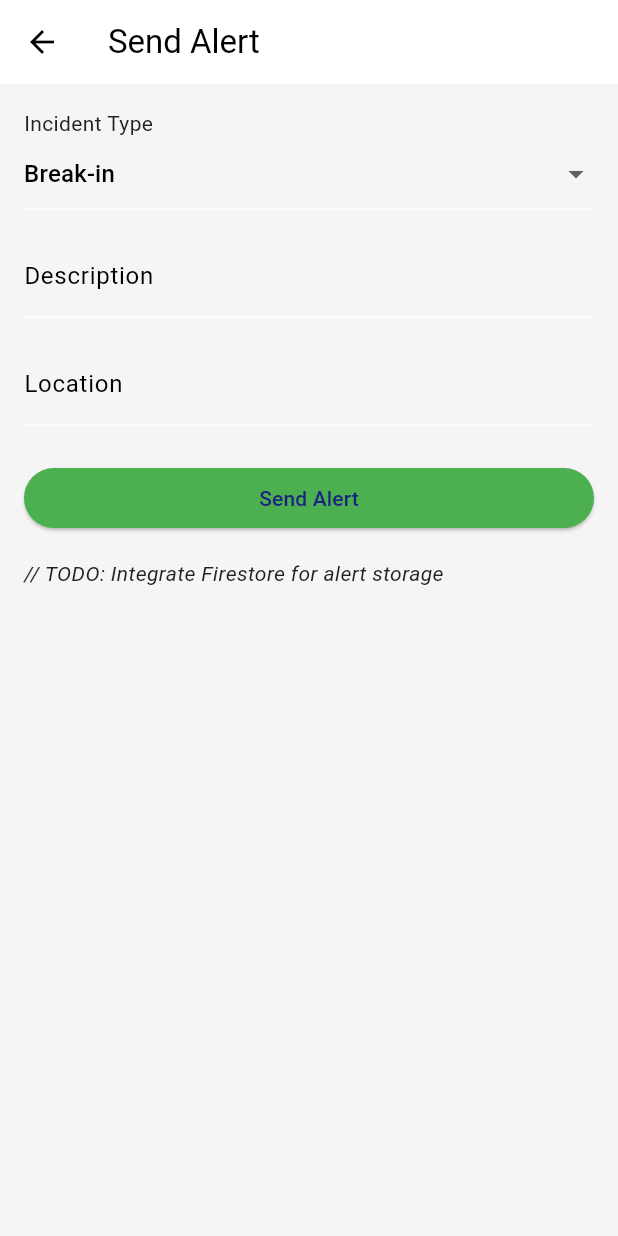
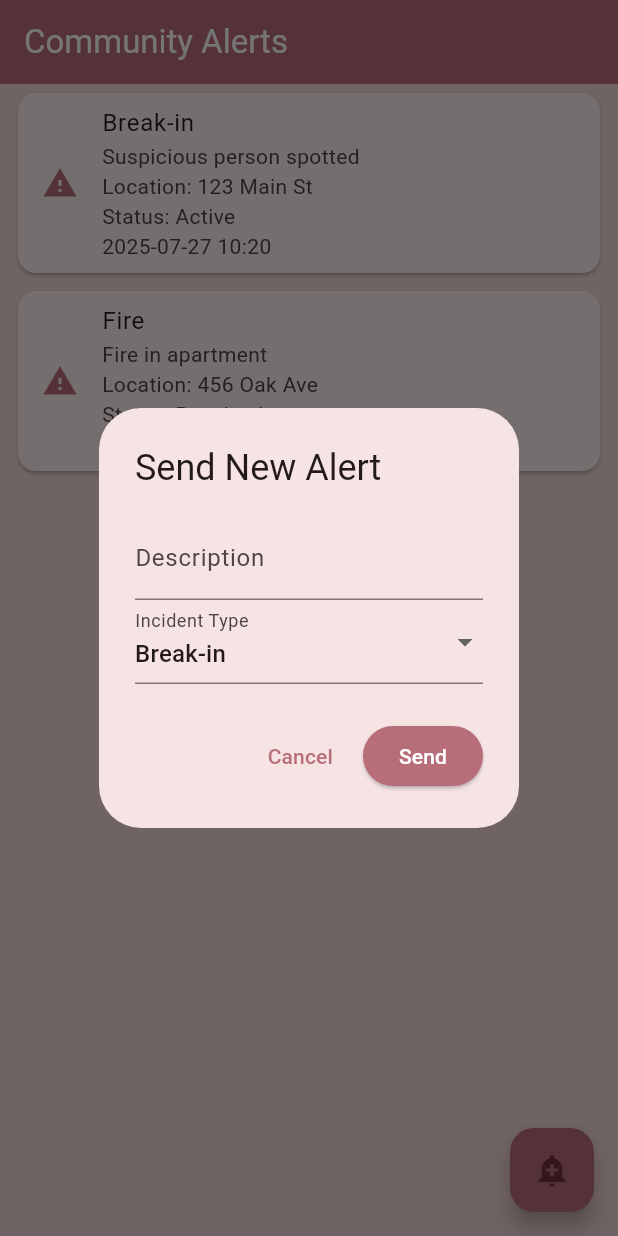
Before and after one commit to NimohK/ALERT, a Flutter app: the screen it shows after launch, after a tap on the "add alert" icon, on a phone screen of 412 x 824 dp. Run offline on Flutter 3.47's test engine with Material 3 defaults, Android fonts, the phone set to English and light mode, and no system bars.

Commit message:
Final commit

```diff
--- a/alert_app/lib/app.dart
+++ /dev/null
@@ -1,86 +0,0 @@
-import 'package:flutter/material.dart';
-import 'screens/home_screen.dart';
-import 'screens/chat_screen.dart';
-import 'screens/directory_screen.dart';
-import 'screens/contribute_screen.dart';
-import 'screens/map_screen.dart';
-
-class AlertApp extends StatefulWidget {
-  const AlertApp({Key? key}) : super(key: key);
-
-  @override
-  State<AlertApp> createState() => _AlertAppState();
-}
-
-class _AlertAppState extends State<AlertApp> {
-  int _selectedIndex = 0;
-
-  static const List<Widget> _screens = <Widget>[
-    HomeScreen(),
-    ChatScreen(),
-    DirectoryScreen(),
-    ContributeScreen(),
-    MapScreen(),
-  ];
-
-  void _onItemTapped(int index) {
-    setState(() {
-      _selectedIndex = index;
-    });
-  }
-
-  @override
-  Widget build(BuildContext context) {
-    return MaterialApp(
-      title: 'Alert App',
-      theme: ThemeData(
-        primaryColor: const Color(0xFF1A237E),
-        colorScheme: ColorScheme.fromSwatch().copyWith(
-          primary: const Color(0xFF1A237E),
-          secondary: const Color(0xFFF44336),
-          background: const Color(0xFFF5F5F5),
-        ),
-        scaffoldBackgroundColor: const Color(0xFFF5F5F5),
-        textTheme: const TextTheme(
-          bodyLarge: TextStyle(color: Color(0xFF212121)),
-          bodyMedium: TextStyle(color: Color(0xFF212121)),
-        ),
-        floatingActionButtonTheme: const FloatingActionButtonThemeData(
-          backgroundColor: Color(0xFF4CAF50),
-        ),
-      ),
-      home: Scaffold(
-        body: _screens[_selectedIndex],
-        bottomNavigationBar: BottomNavigationBar(
-          type: BottomNavigationBarType.fixed,
-          currentIndex: _selectedIndex,
-          onTap: _onItemTapped,
-          selectedItemColor: const Color(0xFF1A237E),
-          unselectedItemColor: Colors.grey,
-          items: const [
-            BottomNavigationBarItem(
-              icon: Icon(Icons.home),
-              label: 'Home',
-            ),
-            BottomNavigationBarItem(
-              icon: Icon(Icons.chat),
-              label: 'Chat',
-            ),
-            BottomNavigationBarItem(
-              icon: Icon(Icons.contacts),
-              label: 'Directory',
-            ),
-            BottomNavigationBarItem(
-              icon: Icon(Icons.volunteer_activism),
-              label: 'Contribute',
-            ),
-            BottomNavigationBarItem(
-              icon: Icon(Icons.map),
-              label: 'Map',
-            ),
-          ],
-        ),
-      ),
-    );
-  }
-}
--- a/alert_app/lib/main.dart
+++ b/alert_app/lib/main.dart
@@ -1,135 +1,190 @@
 import 'package:flutter/material.dart';
-import 'package:provider/provider.dart';
-import 'package:firebase_core/firebase_core.dart';
-import 'providers/alert_provider.dart';
-import 'app.dart';
+import 'package:intl/intl.dart';
 
-void main() async {
-  WidgetsFlutterBinding.ensureInitialized();
-  await Firebase.initializeApp();
-  runApp(
-    MultiProvider(
-      providers: [
-        ChangeNotifierProvider(create: (_) => AlertProvider()),
-      ],
-      child: const AlertApp(),
-    ),
-  );
+void main() {
+  runApp(const AlertApp());
 }
 
-class MyApp extends StatelessWidget {
-  const MyApp({super.key});
+class AlertApp extends StatelessWidget {
+  const AlertApp({super.key});
 
-  // This widget is the root of your application.
   @override
   Widget build(BuildContext context) {
     return MaterialApp(
-      title: 'Flutter Demo',
+      title: 'Alert App',
       theme: ThemeData(
-        // This is the theme of your application.
-        //
-        // TRY THIS: Try running your application with "flutter run". You'll see
-        // the application has a purple toolbar. Then, without quitting the app,
-        // try changing the seedColor in the colorScheme below to Colors.green
-        // and then invoke "hot reload" (save your changes or press the "hot
-        // reload" button in a Flutter-supported IDE, or press "r" if you used
-        // the command line to start the app).
-        //
-        // Notice that the counter didn't reset back to zero; the application
-        // state is not lost during the reload. To reset the state, use hot
-        // restart instead.
-        //
-        // This works for code too, not just values: Most code changes can be
-        // tested with just a hot reload.
-        colorScheme: ColorScheme.fromSeed(seedColor: Colors.deepPurple),
+        primaryColor: const Color(0xFFb76e79),
+        scaffoldBackgroundColor: const Color(0xFFf4d7d7),
+        colorScheme: ColorScheme.fromSeed(
+          seedColor: const Color(0xFFb76e79),
+          primary: const Color(0xFFb76e79),
+          secondary: const Color(0xFFf4d7d7),
+        ),
+        floatingActionButtonTheme: const FloatingActionButtonThemeData(
+          backgroundColor: Color(0xFFb76e79),
+        ),
+        appBarTheme: const AppBarTheme(
+          backgroundColor: Color(0xFFb76e79),
+          foregroundColor: Colors.white,
+        ),
       ),
-      home: const MyHomePage(title: 'Flutter Demo Home Page'),
+      home: const HomeScreen(),
     );
   }
 }
 
-class MyHomePage extends StatefulWidget {
-  const MyHomePage({super.key, required this.title});
+class Alert {
+  final String description;
+  final String type;
+  final DateTime timestamp;
+  final String location;
+  final String status;
 
-  // This widget is the home page of your application. It is stateful, meaning
-  // that it has a State object (defined below) that contains fields that affect
-  // how it looks.
+  Alert({
+    required this.description,
+    required this.type,
+    required this.timestamp,
+    required this.location,
+    required this.status,
+  });
+}
 
-  // This class is the configuration for the state. It holds the values (in this
-  // case the title) provided by the parent (in this case the App widget) and
-  // used by the build method of the State. Fields in a Widget subclass are
-  // always marked "final".
-
-  final String title;
+class HomeScreen extends StatefulWidget {
+  const HomeScreen({super.key});
 
   @override
-  State<MyHomePage> createState() => _MyHomePageState();
+  State<HomeScreen> createState() => _HomeScreenState();
 }
 
-class _MyHomePageState extends State<MyHomePage> {
-  int _counter = 0;
+class _HomeScreenState extends State<HomeScreen> {
+  final List<Alert> _alerts = [
+    Alert(
+      description: 'Suspicious person spotted',
+      type: 'Break-in',
+      timestamp: DateTime.now().subtract(const Duration(minutes: 10)),
+      location: '123 Main St',
+      status: 'Active',
+    ),
+    Alert(
+      description: 'Fire in apartment',
+      type: 'Fire',
+      timestamp: DateTime.now().subtract(const Duration(hours: 1)),
+      location: '456 Oak Ave',
+      status: 'Resolved',
+    ),
+  ];
 
-  void _incrementCounter() {
-    setState(() {
-      // This call to setState tells the Flutter framework that something has
-      // changed in this State, which causes it to rerun the build method below
-      // so that the display can reflect the updated values. If we changed
-      // _counter without calling setState(), then the build method would not be
-      // called again, and so nothing would appear to happen.
-      _counter++;
-    });
+  void _showNewAlertDialog() async {
+    final newAlert = await showDialog<Alert>(
+      context: context,
+      builder: (context) => NewAlertDialog(),
+    );
+    if (newAlert != null) {
+      setState(() {
+        _alerts.insert(0, newAlert);
+      });
+    }
   }
 
   @override
   Widget build(BuildContext context) {
-    // This method is rerun every time setState is called, for instance as done
-    // by the _incrementCounter method above.
-    //
-    // The Flutter framework has been optimized to make rerunning build methods
-    // fast, so that you can just rebuild anything that needs updating rather
-    // than having to individually change instances of widgets.
     return Scaffold(
       appBar: AppBar(
-        // TRY THIS: Try changing the color here to a specific color (to
-        // Colors.amber, perhaps?) and trigger a hot reload to see the AppBar
-        // change color while the other colors stay the same.
-        backgroundColor: Theme.of(context).colorScheme.inversePrimary,
-        // Here we take the value from the MyHomePage object that was created by
-        // the App.build method, and use it to set our appbar title.
-        title: Text(widget.title),
+        title: const Text('Community Alerts'),
       ),
-      body: Center(
-        // Center is a layout widget. It takes a single child and positions it
-        // in the middle of the parent.
+      body: ListView.builder(
+        itemCount: _alerts.length,
+        itemBuilder: (context, index) {
+          final alert = _alerts[index];
+          return Card(
+            margin: const EdgeInsets.symmetric(horizontal: 12, vertical: 6),
+            child: ListTile(
+              leading: Icon(Icons.warning, color: Theme.of(context).primaryColor),
+              title: Text(alert.type),
+              subtitle: Column(
+                crossAxisAlignment: CrossAxisAlignment.start,
+                children: [
+                  Text(alert.description),
+                  Text('Location: ${alert.location}'),
+                  Text('Status: ${alert.status}'),
+                  Text(DateFormat('yyyy-MM-dd HH:mm').format(alert.timestamp)),
+                ],
+              ),
+            ),
+          );
+        },
+      ),
+      floatingActionButton: FloatingActionButton(
+        onPressed: _showNewAlertDialog,
+        child: const Icon(Icons.add_alert),
+        tooltip: 'Send New Alert',
+      ),
+    );
+  }
+}
+
+class NewAlertDialog extends StatefulWidget {
+  @override
+  State<NewAlertDialog> createState() => _NewAlertDialogState();
+}
+
+class _NewAlertDialogState extends State<NewAlertDialog> {
+  final _formKey = GlobalKey<FormState>();
+  String _description = '';
+  String _type = 'Break-in';
+  final List<String> _types = ['Break-in', 'Fire', 'Domestic', 'Other'];
+
+  @override
+  Widget build(BuildContext context) {
+    return AlertDialog(
+      title: const Text('Send New Alert'),
+      content: Form(
+        key: _formKey,
         child: Column(
-          // Column is also a layout widget. It takes a list of children and
-          // arranges them vertically. By default, it sizes itself to fit its
-          // children horizontally, and tries to be as tall as its parent.
-          //
-          // Column has various properties to control how it sizes itself and
-          // how it positions its children. Here we use mainAxisAlignment to
-          // center the children vertically; the main axis here is the vertical
-          // axis because Columns are vertical (the cross axis would be
-          // horizontal).
-          //
-          // TRY THIS: Invoke "debug painting" (choose the "Toggle Debug Paint"
-          // action in the IDE, or press "p" in the console), to see the
-          // wireframe for each widget.
-          mainAxisAlignment: MainAxisAlignment.center,
-          children: <Widget>[
-            const Text('You have pushed the button this many times:'),
-            Text(
-              '$_counter',
-              style: Theme.of(context).textTheme.headlineMedium,
+          mainAxisSize: MainAxisSize.min,
+          children: [
+            TextFormField(
+              decoration: const InputDecoration(labelText: 'Description'),
+              onChanged: (val) => _description = val,
+              validator: (val) => val == null || val.isEmpty ? 'Enter a description' : null,
+            ),
+            DropdownButtonFormField<String>(
+              value: _type,
+              items: _types.map((type) => DropdownMenuItem(
+                value: type,
+                child: Text(type),
+              )).toList(),
+              onChanged: (val) => setState(() => _type = val ?? 'Break-in'),
+              decoration: const InputDecoration(labelText: 'Incident Type'),
             ),
           ],
         ),
       ),
-      floatingActionButton: FloatingActionButton(
-        onPressed: _incrementCounter,
-        tooltip: 'Increment',
-        child: const Icon(Icons.add),
-      ), // This trailing comma makes auto-formatting nicer for build methods.
+      actions: [
+        TextButton(
+          onPressed: () => Navigator.of(context).pop(),
+          child: const Text('Cancel'),
+        ),
+        ElevatedButton(
+          style: ElevatedButton.styleFrom(
+            backgroundColor: const Color(0xFFb76e79),
+            foregroundColor: Colors.white,
+          ),
+          onPressed: () {
+            if (_formKey.currentState!.validate()) {
+              final alert = Alert(
+                description: _description,
+                type: _type,
+                timestamp: DateTime.now(),
+                location: 'Current Location', // Placeholder
+                status: 'Active',
+              );
+              Navigator.of(context).pop(alert);
+            }
+          },
+          child: const Text('Send'),
+        ),
+      ],
     );
   }
 }
--- a/alert_app/lib/models/alert.dart
+++ /dev/null
@@ -1,31 +0,0 @@
-class Alert {
-  final String type;
-  final String description;
-  final String location;
-  final DateTime time;
-
-  Alert({
-    required this.type,
-    required this.description,
-    required this.location,
-    required this.time,
-  });
-
-  Map<String, dynamic> toMap() {
-    return {
-      'type': type,
-      'description': description,
-      'location': location,
-      'time': time.toIso8601String(),
-    };
-  }
-
-  factory Alert.fromMap(Map<String, dynamic> map) {
-    return Alert(
-      type: map['type'] ?? '',
-      description: map['description'] ?? '',
-      location: map['location'] ?? '',
-      time: DateTime.parse(map['time'] ?? DateTime.now().toIso8601String()),
-    );
-  }
-}
--- a/alert_app/lib/providers/alert_provider.dart
+++ /dev/null
@@ -1,19 +0,0 @@
-import 'package:flutter/material.dart';
-import '../models/alert.dart';
-
-class AlertProvider extends ChangeNotifier {
-  List<Alert> _alerts = [];
-
-  List<Alert> get alerts => _alerts;
-
-  // TODO: Integrate with Firestore
-  void fetchAlerts() {
-    // Placeholder for fetching alerts from Firestore
-  }
-
-  void addAlert(Alert alert) {
-    _alerts.insert(0, alert);
-    // TODO: Add alert to Firestore
-    notifyListeners();
-  }
-}
--- a/alert_app/lib/screens/home_screen.dart
+++ /dev/null
@@ -1,36 +0,0 @@
-import 'package:flutter/material.dart';
-import 'package:provider/provider.dart';
-import '../providers/alert_provider.dart';
-import '../widgets/alert_card.dart';
-import 'send_alert_screen.dart';
-
-class HomeScreen extends StatelessWidget {
-  const HomeScreen({Key? key}) : super(key: key);
-
-  @override
-  Widget build(BuildContext context) {
-    final alerts = context.watch<AlertProvider>().alerts;
-    return Scaffold(
-      appBar: AppBar(
-        title: const Text('Community Alerts'),
-      ),
-      body: alerts.isEmpty
-          ? const Center(child: Text('No alerts yet.'))
-          : ListView.builder(
-              padding: const EdgeInsets.all(16),
-              itemCount: alerts.length,
-              itemBuilder: (context, index) => AlertCard(alert: alerts[index]),
-            ),
-      floatingActionButton: FloatingActionButton(
-        onPressed: () {
-          Navigator.push(
-            context,
-            MaterialPageRoute(builder: (context) => const SendAlertScreen()),
-          );
-        },
-        child: const Icon(Icons.add_alert),
-        tooltip: 'Send Alert',
-      ),
-    );
-  }
-}
--- a/alert_app/lib/screens/send_alert_screen.dart
+++ /dev/null
@@ -1,104 +0,0 @@
-import 'package:flutter/material.dart';
-import 'package:provider/provider.dart';
-import '../providers/alert_provider.dart';
-import '../models/alert.dart';
-
-class SendAlertScreen extends StatefulWidget {
-  const SendAlertScreen({Key? key}) : super(key: key);
-
-  @override
-  State<SendAlertScreen> createState() => _SendAlertScreenState();
-}
-
-class _SendAlertScreenState extends State<SendAlertScreen> {
-  final _formKey = GlobalKey<FormState>();
-  String _type = 'Break-in';
-  String _description = '';
-  String _location = '';
-  bool _isRecording = false;
-
-  void _startRecording() {
-    setState(() {
-      _isRecording = true;
-    });
-    // Placeholder for recording logic
-    Future.delayed(const Duration(seconds: 2), () {
-      setState(() {
-        _isRecording = false;
-      });
-    });
-  }
-
-  void _submit() {
-    if (_formKey.currentState!.validate()) {
-      _formKey.currentState!.save();
-      final alert = Alert(
-        type: _type,
-        description: _description,
-        location: _location,
-        time: DateTime.now(),
-      );
-      Provider.of<AlertProvider>(context, listen: false).addAlert(alert);
-      Navigator.pop(context);
-    }
-  }
-
-  @override
-  Widget build(BuildContext context) {
-    return Scaffold(
-      appBar: AppBar(title: const Text('Send Alert')),
-      body: Padding(
-        padding: const EdgeInsets.all(16.0),
-        child: Form(
-          key: _formKey,
-          child: ListView(
-            children: [
-              const Text('Incident Type'),
-              DropdownButtonFormField<String>(
-                value: _type,
-                items: const [
-                  DropdownMenuItem(value: 'Break-in', child: Text('Break-in')),
-                  DropdownMenuItem(value: 'Fire', child: Text('Fire')),
-                  DropdownMenuItem(value: 'Domestic', child: Text('Domestic')),
-                  DropdownMenuItem(value: 'Other', child: Text('Other')),
-                ],
-                onChanged: (value) {
-                  setState(() {
-                    _type = value!;
-                  });
-                  if (['Break-in', 'Fire', 'Domestic'].contains(value)) {
-                    _startRecording();
-                  }
-                },
-              ),
-              const SizedBox(height: 16),
-              TextFormField(
-                decoration: const InputDecoration(labelText: 'Description'),
-                onSaved: (val) => _description = val ?? '',
-                validator: (val) => val == null || val.isEmpty ? 'Enter a description' : null,
-              ),
-              const SizedBox(height: 16),
-              TextFormField(
-                decoration: const InputDecoration(labelText: 'Location'),
-                onSaved: (val) => _location = val ?? '',
-                validator: (val) => val == null || val.isEmpty ? 'Enter a location' : null,
-              ),
-              const SizedBox(height: 24),
-              if (_isRecording)
-                const Text('Recording... (placeholder)', style: TextStyle(color: Colors.red)),
-              ElevatedButton(
-                onPressed: _submit,
-                style: ElevatedButton.styleFrom(
-                  backgroundColor: const Color(0xFF4CAF50),
-                ),
-                child: const Text('Send Alert'),
-              ),
-              const SizedBox(height: 16),
-              const Text('// TODO: Integrate Firestore for alert storage', style: TextStyle(fontStyle: FontStyle.italic)),
-            ],
-          ),
-        ),
-      ),
-    );
-  }
-}
--- a/alert_app/lib/widgets/alert_card.dart
+++ /dev/null
@@ -1,35 +0,0 @@
-import 'package:flutter/material.dart';
-import '../models/alert.dart';
-
-class AlertCard extends StatelessWidget {
-  final Alert alert;
-  const AlertCard({Key? key, required this.alert}) : super(key: key);
-
-  @override
-  Widget build(BuildContext context) {
-    return Card(
-      margin: const EdgeInsets.symmetric(vertical: 8),
-      child: ListTile(
-        leading: Icon(
-          alert.type == 'Break-in'
-              ? Icons.door_front_door
-              : alert.type == 'Fire'
-                  ? Icons.local_fire_department
-                  : alert.type == 'Domestic'
-                      ? Icons.family_restroom
-                      : Icons.warning,
-          color: Theme.of(context).colorScheme.secondary,
-        ),
-        title: Text(alert.type, style: const TextStyle(fontWeight: FontWeight.bold)),
-        subtitle: Column(
-          crossAxisAlignment: CrossAxisAlignment.start,
-          children: [
-            Text(alert.description),
-            Text('Location: ${alert.location}'),
-            Text('Time: ${alert.time.toLocal()}'),
-          ],
-        ),
-      ),
-    );
-  }
-}
--- a/alert_app/pubspec.yaml
+++ b/alert_app/pubspec.yaml
@@ -30,13 +30,11 @@ environment:
 dependencies:
   flutter:
     sdk: flutter
+  intl: ^0.18.0
 
   # The following adds the Cupertino Icons font to your application.
   # Use with the CupertinoIcons class for iOS style icons.
   cupertino_icons: ^1.0.8
-  firebase_core: ^2.30.0
-  cloud_firestore: ^4.17.0
-  provider: ^6.1.2
 
 dev_dependencies:
   flutter_test:
```
Also changed, not shown: alert_app/lib/screens/chat_screen.dart (deleted, +0 -31 lines), alert_app/lib/screens/directory_screen.dart (deleted, +0 -37 lines), alert_app/lib/screens/map_screen.dart (deleted, +0 -14 lines), alert_app/lib/screens/contribute_screen.dart (deleted), alert_app/pubspec.lock.
